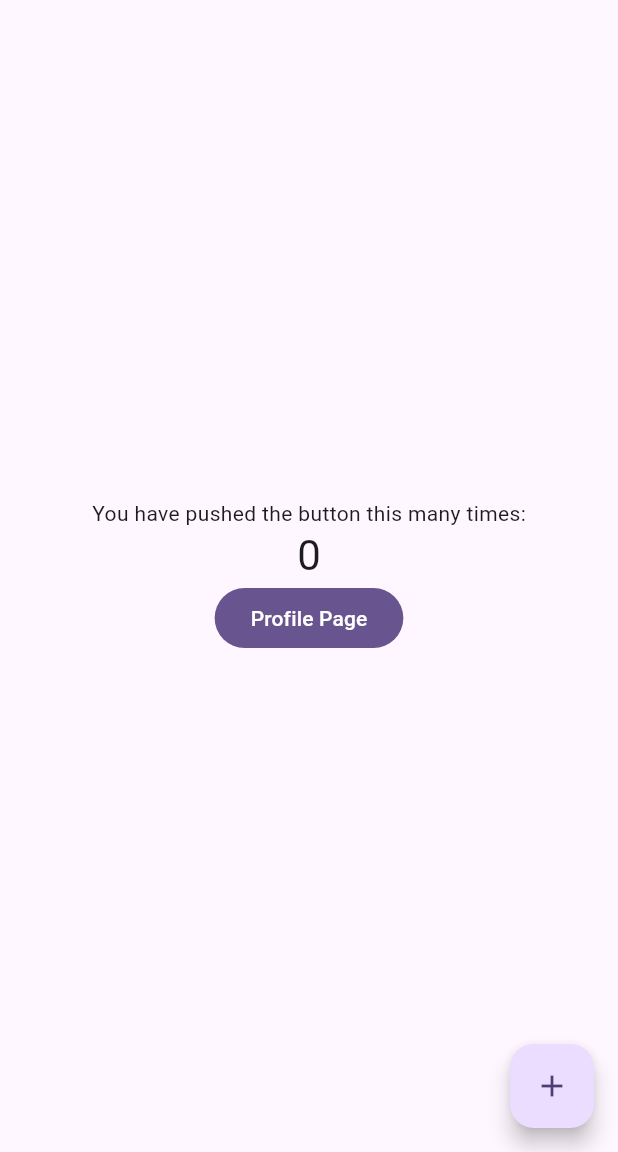
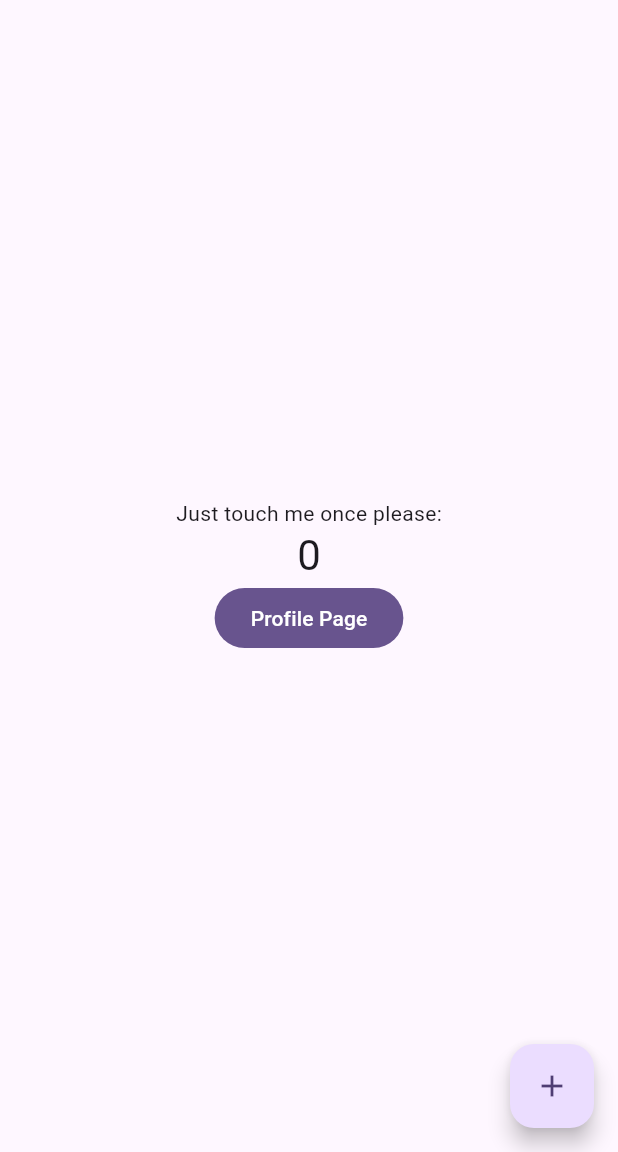
Before and after one commit to GagahIr/TugasPM, a Flutter app: the screen it shows after launch, on a phone screen of 412 x 824 dp, the part 84-1236 px from its top. Run offline on Flutter 3.47's test engine with Material 3 defaults, Android fonts, the phone set to English and light mode, and no system bars.

Commit message:
Ups Sorry im have typo on line :)

```diff
--- a/lib/main.dart
+++ b/lib/main.dart
@@ -48,7 +48,7 @@ class _MyHomePageState extends State<MyHomePage> {
         child: Column(
           mainAxisAlignment: MainAxisAlignment.center,
           children: [
-            const Text('You have pushed the button this many times:'),
+            const Text('Just touch me once please:'),
             Text(
               '$_counter',
               style: Theme.of(context).textTheme.headlineMedium,
```
